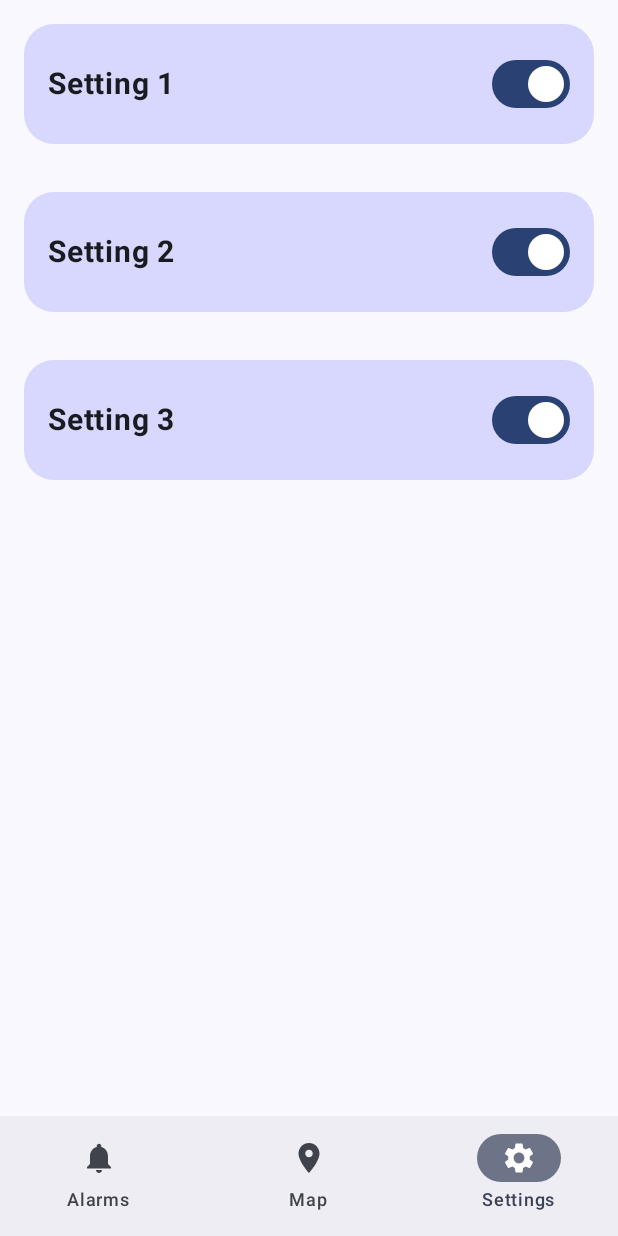
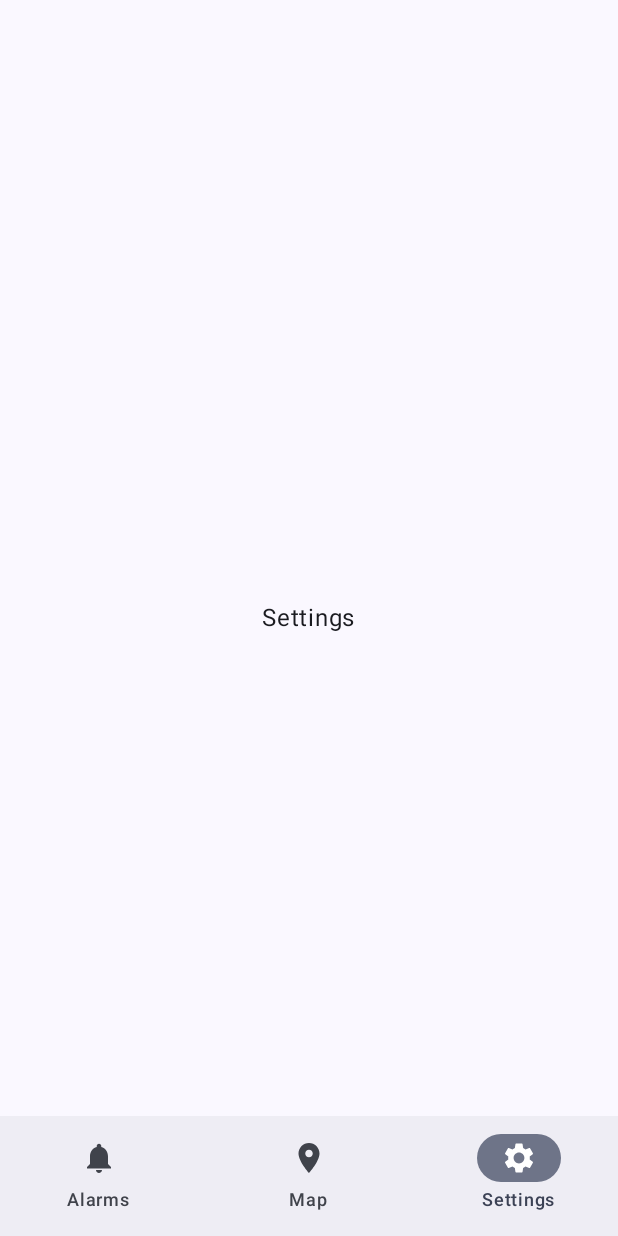
Before and after one commit to zorkomaj/Alarm_App, an Android app built with Jetpack Compose: the screen it shows after launch (MainActivity), item 3 of the bottom bar chosen, on a phone screen of 412 x 824 dp. Run offline under Robolectric (Android 15) with nearby library versions, the phone set to English and light mode, and no system bars.

Commit message:
Revert "Made Maps & Settings"
This reverts commit 759d398b484f2c8bd74843fc212f0a8ebd2dd342.

```diff
--- a/app/src/main/AndroidManifest.xml
+++ b/app/src/main/AndroidManifest.xml
@@ -1,8 +1,6 @@
 <?xml version="1.0" encoding="utf-8"?>
 <manifest xmlns:android="http://schemas.android.com/apk/res/android"
     xmlns:tools="http://schemas.android.com/tools">
-    <uses-permission android:name="android.permission.ACCESS_COARSE_LOCATION" />
-    <uses-permission android:name="android.permission.ACCESS_FINE_LOCATION" />
 
     <application
         android:allowBackup="true"
@@ -25,9 +23,6 @@
                 <category android:name="android.intent.category.LAUNCHER" />
             </intent-filter>
         </activity>
-        <meta-data
-            android:name="com.google.android.geo.API_KEY"
-            android:value="${MAPS_API_KEY}" />
     </application>
 
 </manifest>
--- a/app/src/main/java/com/example/alarm_app/ui/SettingsScreen.kt
+++ b/app/src/main/java/com/example/alarm_app/ui/SettingsScreen.kt
@@ -1,88 +1,20 @@
 package com.example.alarm_app.ui
 
-import androidx.compose.foundation.background
-import androidx.compose.foundation.layout.*
-import androidx.compose.foundation.lazy.LazyColumn
-import androidx.compose.foundation.lazy.items
-import androidx.compose.foundation.shape.RoundedCornerShape
-import androidx.compose.material3.Button
-import androidx.compose.material3.Switch
+import androidx.compose.foundation.layout.Arrangement
+import androidx.compose.foundation.layout.Column
+import androidx.compose.foundation.layout.fillMaxSize
 import androidx.compose.material3.Text
-import androidx.compose.runtime.*
+import androidx.compose.runtime.Composable
 import androidx.compose.ui.Alignment
 import androidx.compose.ui.Modifier
-import androidx.compose.ui.graphics.Color
-import androidx.compose.ui.text.font.FontWeight
-import androidx.compose.ui.unit.dp
-import androidx.compose.ui.unit.sp
 
 @Composable
 fun SettingsScreen(modifier: Modifier = Modifier) {
-    val settingsList = listOf("Setting 1", "Setting 2", "Setting 3")
-    val checkedStates = remember { mutableStateListOf(true, true, true) }
-
-    Column(modifier = modifier.fillMaxSize()) {
-        LazyColumn(modifier = Modifier.weight(1f)) {
-            items(settingsList) { setting ->
-                val index = settingsList.indexOf(setting)
-                SettingRow(
-                    settingName = setting,
-                    checked = checkedStates[index],
-                    onCheckedChange = {
-                        checkedStates[index] = it
-                    }
-                )
-            }
-        }
-
-        Spacer(modifier = Modifier.height(16.dp))
-
-        Row(
-            modifier = Modifier
-                .fillMaxWidth()
-                .padding(16.dp),
-            horizontalArrangement = Arrangement.Center
-        ) {
-            Button(
-                onClick = {  },
-                modifier = Modifier.padding(end = 8.dp)
-            ) {
-                Text("Import")
-            }
-            Button(
-                onClick = {  },
-                modifier = Modifier.padding(start = 8.dp)
-            ) {
-                Text("Export")
-            }
-        }
+    Column(
+        modifier = modifier.fillMaxSize(),
+        verticalArrangement = Arrangement.Center,
+        horizontalAlignment = Alignment.CenterHorizontally,
+    ) {
+        Text(text = "Settings")
     }
 }
-
-@Composable
-fun SettingRow(settingName: String, checked: Boolean, onCheckedChange: (Boolean) -> Unit) {
-    Row(
-        modifier = Modifier
-            .padding(16.dp, 16.dp, 16.dp, 16.dp)
-            .background(Color(0xd1d1d1ff), shape = RoundedCornerShape(20.dp))
-            .fillMaxWidth()
-            .padding(16.dp),
-        verticalAlignment = Alignment.CenterVertically
-    ) {
-        Column(
-            modifier = Modifier.weight(1f)
-        ) {
-            Text(
-                text = settingName,
-                fontWeight = FontWeight.Bold,
-                fontSize = 20.sp
-            )
-        }
-
-        Switch(
-            checked = checked,
-            onCheckedChange = onCheckedChange,
-            modifier = Modifier.padding(start = 50.dp)
-        )
-    }
-}
--- a/build.gradle.kts
+++ b/build.gradle.kts
@@ -4,9 +4,3 @@ plugins {
     alias(libs.plugins.kotlin.android) apply false
     alias(libs.plugins.kotlin.compose) apply false
 }
-
-buildscript {
-    dependencies {
-        classpath("com.google.android.libraries.mapsplatform.secrets-gradle-plugin:secrets-gradle-plugin:2.0.1")
-    }
-}
--- a/gradle/libs.versions.toml
+++ b/gradle/libs.versions.toml
@@ -8,7 +8,6 @@ espressoCore = "3.6.1"
 lifecycleRuntimeKtx = "2.8.7"
 activityCompose = "1.9.3"
 composeBom = "2024.04.01"
-playServicesLocation = "21.3.0"
 
 [libraries]
 androidx-core-ktx = { group = "androidx.core", name = "core-ktx", version.ref = "coreKtx" }
@@ -25,7 +24,6 @@ androidx-ui-tooling-preview = { group = "androidx.compose.ui", name = "ui-toolin
 androidx-ui-test-manifest = { group = "androidx.compose.ui", name = "ui-test-manifest" }
 androidx-ui-test-junit4 = { group = "androidx.compose.ui", name = "ui-test-junit4" }
 androidx-material3 = { group = "androidx.compose.material3", name = "material3" }
-play-services-location = { group = "com.google.android.gms", name = "play-services-location", version.ref = "playServicesLocation" }
 
 [plugins]
 android-application = { id = "com.android.application", version.ref = "agp" }
```
Also changed, not shown: app/build.gradle.kts (+1 -22 lines), app/src/main/java/com/example/alarm_app/ui/MapScreen.kt (+7 -35 lines), 2 other files.
